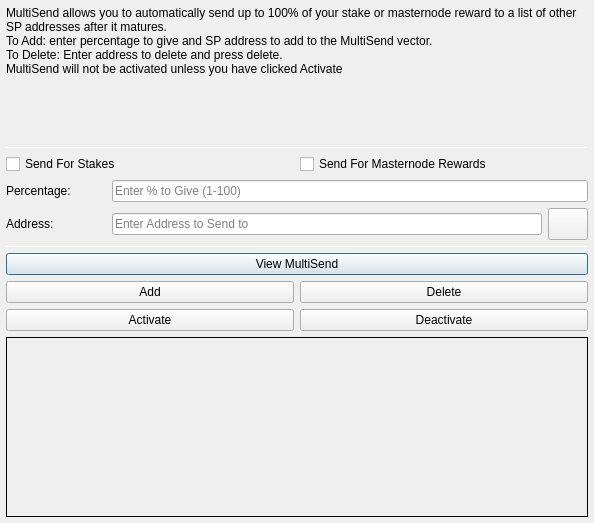
Before: the Qt Designer form src/qt/forms/multisenddialog.ui in rmagicflo/supro, drawn with Qt 5.
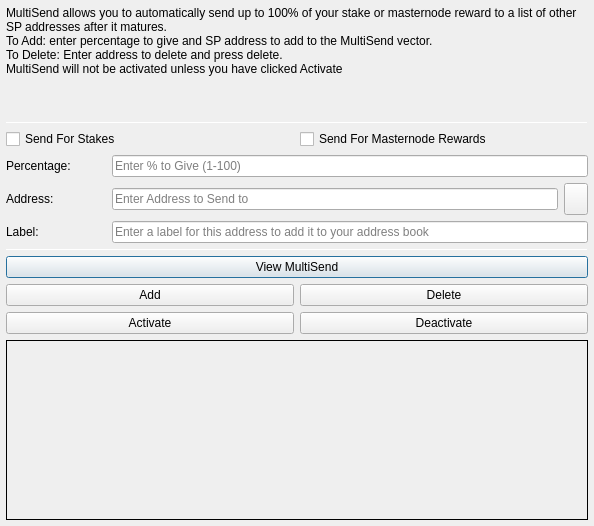
After: the same form once the commit is applied. Icons and pictures are not drawn.

```diff
--- a/src/qt/forms/multisenddialog.ui
+++ b/src/qt/forms/multisenddialog.ui
@@ -10,7 +10,7 @@
     <x>0</x>
     <y>0</y>
     <width>594</width>
-    <height>523</height>
+    <height>526</height>
    </rect>
   </property>
   <property name="windowTitle">
@@ -30,7 +30,7 @@
     <number>6</number>
    </property>
    <item>
-    <layout class="QVBoxLayout" name="verticalLayout_Main" stretch="1,1,1,1,1,1">
+    <layout class="QVBoxLayout" name="verticalLayout_Main" stretch="1,1,1,0,1,1,1">
      <item>
       <widget class="QLabel" name="label_2">
        <property name="lineWidth">
@@ -148,7 +148,7 @@
           </widget>
          </item>
          <item>
-          <widget class="QPushButton" name="addressBookButton">
+          <widget class="QToolButton" name="addressBookButton">
            <property name="maximumSize">
             <size>
              <width>16777215</width>
@@ -168,15 +168,36 @@
            <property name="shortcut">
             <string>Alt+A</string>
            </property>
-           <property name="autoDefault">
-            <bool>false</bool>
-           </property>
           </widget>
          </item>
         </layout>
        </item>
       </layout>
      </item>
+     <item>
+      <layout class="QHBoxLayout" name="horizontalLayout_3">
+       <item>
+        <widget class="QLabel" name="label_3">
+         <property name="minimumSize">
+          <size>
+           <width>100</width>
+           <height>0</height>
+          </size>
+         </property>
+         <property name="text">
+          <string>Label:</string>
+         </property>
+        </widget>
+       </item>
+       <item>
+        <widget class="QLineEdit" name="labelAddressLabelEdit">
+         <property name="placeholderText">
+          <string>Enter a label for this address to add it to your address book</string>
+         </property>
+        </widget>
+       </item>
+      </layout>
+     </item>
      <item>
       <widget class="Line" name="line_2">
        <property name="minimumSize">
```
